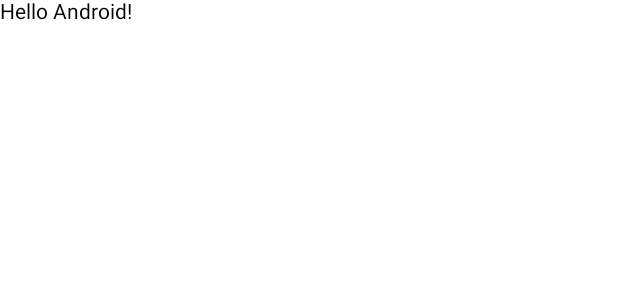
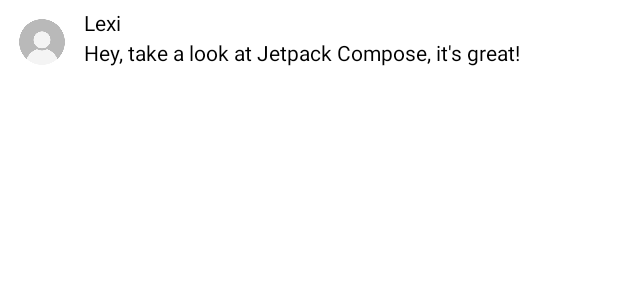
Before and after one commit to kawezinLiru/ComposeTutorialJetPack, an Android app built with Jetpack Compose: the @Preview function PreviewMessageCard, on a phone screen of 412 x 824 dp. Shown: the top 300 px of the screen. Run offline under Robolectric (Android 15) with nearby library versions, the phone set to English and light mode, and no system bars.

Commit message:
Second commit

```diff
--- a/app/src/main/java/com/example/aulateste/MainActivity.kt
+++ b/app/src/main/java/com/example/aulateste/MainActivity.kt
@@ -5,22 +5,62 @@ import androidx.activity.compose.setContent
 import androidx.compose.material.Text
 import androidx.compose.runtime.Composable
 import androidx.compose.ui.tooling.preview.Preview
+import androidx.compose.foundation.layout.Column
+import androidx.compose.foundation.Image
+import androidx.compose.foundation.layout.Row
+import androidx.compose.ui.res.painterResource
+import androidx.compose.foundation.layout.Spacer
+import androidx.compose.foundation.layout.height
+import androidx.compose.foundation.layout.padding
+import androidx.compose.foundation.layout.size
+import androidx.compose.foundation.layout.width
+import androidx.compose.foundation.shape.CircleShape
+import androidx.compose.ui.Modifier
+import androidx.compose.ui.draw.clip
+import androidx.compose.ui.unit.dp
+
 
 
 class MainActivity : ComponentActivity() {
     override fun onCreate(savedInstanceState: Bundle?) {
         super.onCreate(savedInstanceState)
         setContent {
-            MessageCard("Android")
+            MessageCard(Message("Android", "Jetpack Compose"))
         }
     }
 }
+data class Message(val author: String, val body: String)
+
 @Composable
-fun MessageCard(name: String) {
-    Text(text = "Hello $name!")
+fun MessageCard(msg: Message) {
+    // Add padding around our message
+    Row(modifier = Modifier.padding(all = 8.dp)) {
+        Image(
+            painter = painterResource(R.drawable.profile_picture),
+            contentDescription = "Contact profile picture",
+            modifier = Modifier
+                // Set image size to 40 dp
+                .size(40.dp)
+                // Clip image to be shaped as a circle
+                .clip(CircleShape)
+        )
+
+        // Add a horizontal space between the image and the column
+        Spacer(modifier = Modifier.width(8.dp))
+
+        Column {
+            Text(text = msg.author)
+            // Add a vertical space between the author and message texts
+            Spacer(modifier = Modifier.height(4.dp))
+            Text(text = msg.body)
+        }
+    }
 }
+
 @Preview
 @Composable
 fun PreviewMessageCard() {
-    MessageCard("Android")
+    MessageCard(
+        msg = Message("Lexi", "Hey, take a look at Jetpack Compose, it's great!")
+    )
 }
```
Also changed, not shown: app/src/main/res/drawable/profile_picture.jpg (added).
